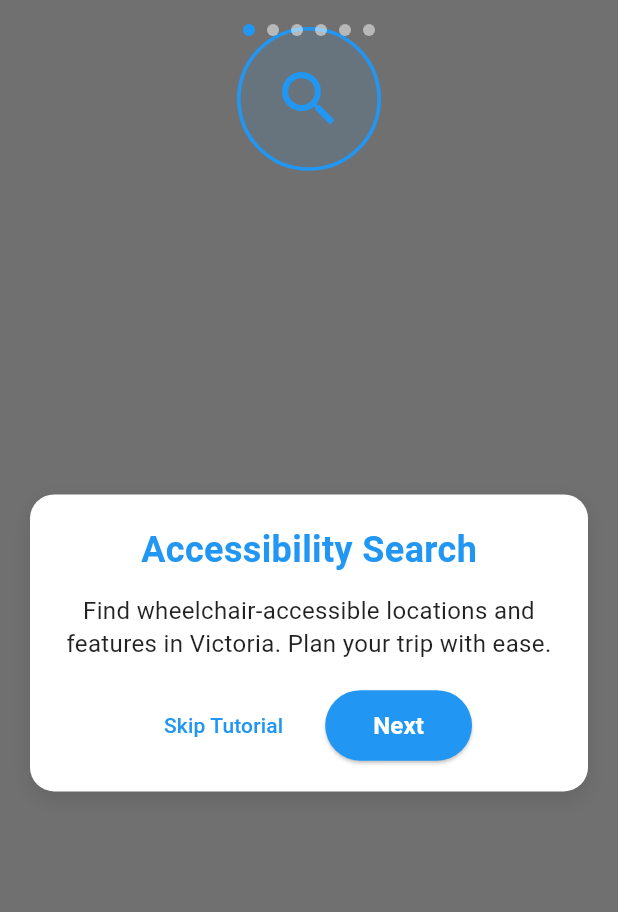
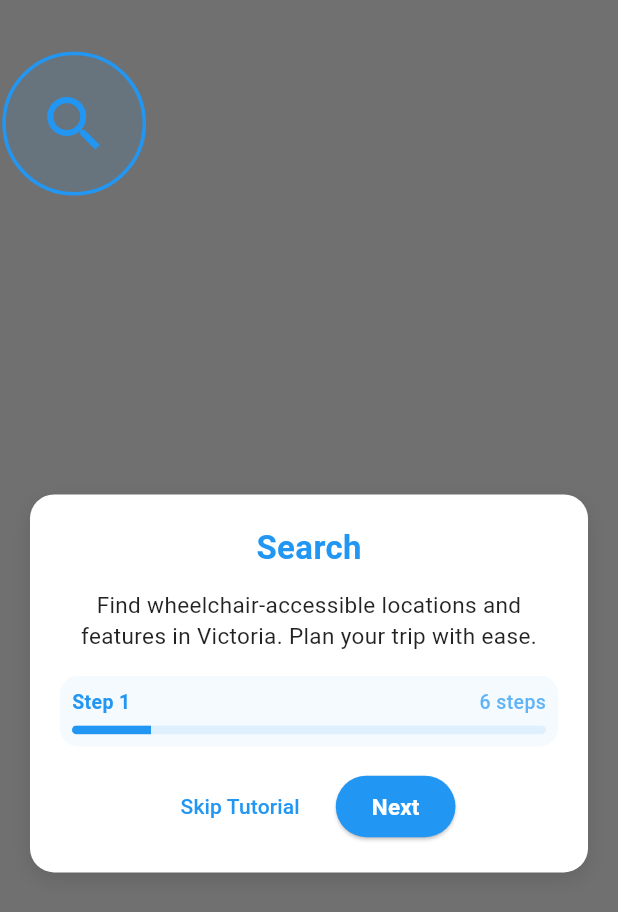
Before and after one commit to CherianK/mobility_mate, a Flutter app: the TutorialOverlay widget shown alone on an empty page, opened directly with empty values, on a phone screen of 412 x 824 dp. Shown: the top 912 px of the screen. Run offline on Flutter 3.47's test engine with Material 3 defaults, Android fonts, the phone set to English and light mode, and no system bars; our stand-ins replace cached_network_image, confetti, geolocator, google_fonts, image_picker, share_plus and 1 more; missing offline and left inert: mapbox_maps_flutter; accounts and stored records are empty; network calls fail; statements that could not run were skipped.

Commit message:
Fixed defects of tutorial

```diff
--- a/lib/widgets/tutorial_overlay.dart
+++ b/lib/widgets/tutorial_overlay.dart
@@ -1,5 +1,7 @@
 import 'package:flutter/material.dart';
 import 'package:shared_preferences/shared_preferences.dart';
+import 'package:confetti/confetti.dart';
+import 'dart:math';
 
 class TutorialOverlay extends StatefulWidget {
   final Widget child;
@@ -13,7 +15,6 @@ class TutorialOverlay extends StatefulWidget {
     final prefs = await SharedPreferences.getInstance();
     await prefs.setBool('has_shown_tutorial', false);
     print('TutorialOverlay: Tutorial state reset');
-
   }
 
   @override
@@ -22,28 +23,43 @@ class TutorialOverlay extends StatefulWidget {
 
 class _TutorialOverlayState extends State<TutorialOverlay> with SingleTickerProviderStateMixin {
   bool _showTutorial = true;
+  bool _showConfetti = false;
   int _currentStep = 0;
+  bool _dontShowAgain = false;
   late AnimationController _pulseController;
   late Animation<double> _pulseAnimation;
+  late ConfettiController _confettiController;
 
   final List<TutorialStep> _steps = [
     TutorialStep(
-      title: 'Accessibility Search',
+      title: 'Search',
       description: 'Find wheelchair-accessible locations and features in Victoria. Plan your trip with ease.',
-      position: const Offset(0.5, 0.08),
+      position: const Offset(0.12, 0.10),
       radius: 40,
       icon: Icons.search,
     ),
     TutorialStep(
       title: 'Home',
-
-      description: 'Explore accessible locations and features around you. View wheelchair ramps, accessible entrances, and other accessibility features.',
-      position: const Offset(0.17, 0.95),
+      description: 'Explore accessible locations and features around you.',
+      position: const Offset(0.17, 0.90),
       radius: 30,
       icon: Icons.home,
     ),
     TutorialStep(
-
+      title: 'Vote',
+      description: 'Vote to help improve information for the community. Your input makes a difference!',
+      position: const Offset(0.5, 0.90),
+      radius: 30,
+      icon: Icons.thumbs_up_down,
+    ),
+    TutorialStep(
+      title: 'Events',
+      description: 'Discover accessible events. Be part of the community and stay informed.',
+      position: const Offset(0.83, 0.90),
+      radius: 30,
+      icon: Icons.event,
+    ),
+    TutorialStep(
       title: 'Tap the Markers',
       description: 'Tap one of the below markers on the map to see detailed accessibility information.',
       position: const Offset(0.5, 0.5),
@@ -55,20 +71,6 @@ class _TutorialOverlayState extends State<TutorialOverlay> with SingleTickerProv
         Icons.tram,
         Icons.local_hospital,
       ],
-    ),
-    TutorialStep(
-      title: 'Vote',
-      description: 'Vote on accessibility features to help improve information for the community. Your input makes a difference!',
-      position: const Offset(0.5, 0.95),
-      radius: 30,
-      icon: Icons.thumbs_up_down,
-    ),
-    TutorialStep(
-      title: 'Events',
-      description: 'Discover inclusive events and activities. Join the accessibility community and stay informed.',
-      position: const Offset(0.83, 0.95),
-      radius: 30,
-      icon: Icons.event,
     ),
     TutorialStep(
       title: 'Contribute & Share',
@@ -84,9 +86,24 @@ class _TutorialOverlayState extends State<TutorialOverlay> with SingleTickerProv
     ),
   ];
 
+  Future<void> _checkTutorialPreference() async {
+    try {
+      final prefs = await SharedPreferences.getInstance();
+      final dontShowAgain = prefs.getBool('dont_show_tutorial_again') ?? false;
+      if (dontShowAgain) {
+        setState(() {
+          _showTutorial = false;
+        });
+      }
+    } catch (e) {
+      // Handle error silently
+    }
+  }
+
   @override
   void initState() {
     super.initState();
+    _checkTutorialPreference();
 
     _pulseController = AnimationController(
       duration: const Duration(seconds: 2),
@@ -100,11 +117,14 @@ class _TutorialOverlayState extends State<TutorialOverlay> with SingleTickerProv
       parent: _pulseController,
       curve: Curves.easeInOut,
     ));
+
+    _confettiController = ConfettiController(duration: const Duration(seconds: 3));
   }
 
   @override
   void dispose() {
     _pulseController.dispose();
+    _confettiController.dispose();
     super.dispose();
   }
 
@@ -112,6 +132,9 @@ class _TutorialOverlayState extends State<TutorialOverlay> with SingleTickerProv
     try {
       final prefs = await SharedPreferences.getInstance();
       await prefs.setBool('has_shown_tutorial', true);
+      if (_dontShowAgain) {
+        await prefs.setBool('dont_show_tutorial_again', true);
+      }
     } catch (e) {
       // Handle error silently
     }
@@ -125,8 +148,27 @@ class _TutorialOverlayState extends State<TutorialOverlay> with SingleTickerProv
     } else {
       setState(() {
         _showTutorial = false;
+        _showConfetti = true;
       });
+      _confettiController.play();
       _markTutorialAsShown();
+
+      // Hide confetti after animation completes
+      Future.delayed(const Duration(seconds: 3), () {
+        if (mounted) {
+          setState(() {
+            _showConfetti = false;
+          });
+        }
+      });
+    }
+  }
+
+  void _previousStep() {
+    if (_currentStep > 0) {
+      setState(() {
+        _currentStep--;
+      });
     }
   }
 
@@ -191,6 +233,7 @@ class _TutorialOverlayState extends State<TutorialOverlay> with SingleTickerProv
                   left: 20,
                   right: 20,
                   top: MediaQuery.of(context).size.height * 0.4,
+                  child: SingleChildScrollView(
                     child: Container(
                       padding: const EdgeInsets.all(20),
                       decoration: BoxDecoration(
@@ -210,7 +253,7 @@ class _TutorialOverlayState extends State<TutorialOverlay> with SingleTickerProv
                           Text(
                             _steps[_currentStep].title,
                             style: const TextStyle(
-                            fontSize: 24,
+                              fontSize: 22,
                               fontWeight: FontWeight.bold,
                               color: Colors.blue,
                             ),
@@ -220,42 +263,119 @@ class _TutorialOverlayState extends State<TutorialOverlay> with SingleTickerProv
                             _steps[_currentStep].description,
                             textAlign: TextAlign.center,
                             style: const TextStyle(
-                            fontSize: 16,
+                              fontSize: 15,
                               color: Colors.black87,
                               height: 1.4,
                             ),
                           ),
                           if (_steps[_currentStep].additionalIcons != null) ...[
-                          const SizedBox(height: 20),
-                          Row(
-                            mainAxisAlignment: MainAxisAlignment.center,
+                            const SizedBox(height: 16),
+                            Wrap(
+                              alignment: WrapAlignment.center,
+                              spacing: 16,
                               children: _steps[_currentStep].additionalIcons!.map((icon) {
-                              return Padding(
-                                padding: const EdgeInsets.symmetric(horizontal: 12),
-                                child: Icon(
+                                return Icon(
                                   icon,
                                   color: Colors.blue,
-                                  size: 32,
-                                ),
+                                  size: 28,
                                 );
                               }).toList(),
                             ),
                           ],
-                        const SizedBox(height: 20),
+                          const SizedBox(height: 16),
+                          // Progress bar and step counter
+                          Container(
+                            padding: const EdgeInsets.symmetric(horizontal: 8, vertical: 8),
+                            decoration: BoxDecoration(
+                              color: Colors.blue.withOpacity(0.05),
+                              borderRadius: BorderRadius.circular(12),
+                            ),
+                            child: Column(
+                              children: [
+                                Row(
+                                  mainAxisAlignment: MainAxisAlignment.spaceBetween,
+                                  children: [
+                                    Text(
+                                      'Step ${_currentStep + 1}',
+                                      style: const TextStyle(
+                                        color: Colors.blue,
+                                        fontSize: 13,
+                                        fontWeight: FontWeight.w600,
+                                      ),
+                                    ),
+                                    Text(
+                                      '${_steps.length} steps',
+                                      style: TextStyle(
+                                        color: Colors.blue.withOpacity(0.7),
+                                        fontSize: 13,
+                                        fontWeight: FontWeight.w500,
+                                      ),
+                                    ),
+                                  ],
+                                ),
+                                const SizedBox(height: 6),
+                                ClipRRect(
+                                  borderRadius: BorderRadius.circular(6),
+                                  child: LinearProgressIndicator(
+                                    value: (_currentStep + 1) / _steps.length,
+                                    backgroundColor: Colors.blue.withOpacity(0.1),
+                                    valueColor: const AlwaysStoppedAnimation<Color>(Colors.blue),
+                                    minHeight: 6,
+                                  ),
+                                ),
+                              ],
+                            ),
+                          ),
+                          const SizedBox(height: 16),
+                          if (_currentStep == _steps.length - 1) ...[
                             Row(
                               mainAxisAlignment: MainAxisAlignment.center,
                               children: [
+                                Checkbox(
+                                  value: _dontShowAgain,
+                                  onChanged: (value) {
+                                    setState(() {
+                                      _dontShowAgain = value ?? false;
+                                    });
+                                  },
+                                  activeColor: Colors.blue,
+                                ),
+                                const Text(
+                                  'Don\'t show this again',
+                                  style: TextStyle(
+                                    color: Colors.black87,
+                                    fontSize: 13,
+                                  ),
+                                ),
+                              ],
+                            ),
+                            const SizedBox(height: 16),
+                          ],
+                          Row(
+                            mainAxisAlignment: MainAxisAlignment.center,
+                            children: [
+                              if (_currentStep < _steps.length - 1)
                                 TextButton(
                                   onPressed: _skipTutorial,
                                   child: const Text('Skip Tutorial'),
                                 ),
-                            const SizedBox(width: 16),
+                              if (_currentStep < _steps.length - 1)
+                                const SizedBox(width: 12),
+                              if (_currentStep > 0)
+                                Padding(
+                                  padding: const EdgeInsets.only(right: 12),
+                                  child: IconButton(
+                                    onPressed: _previousStep,
+                                    icon: const Icon(Icons.arrow_back),
+                                    color: Colors.blue,
+                                  ),
+                                ),
                               ElevatedButton(
                                 onPressed: _nextStep,
                                 style: ElevatedButton.styleFrom(
                                   backgroundColor: Colors.blue,
                                   foregroundColor: Colors.white,
-                                padding: const EdgeInsets.symmetric(horizontal: 32, vertical: 12),
+                                  padding: const EdgeInsets.symmetric(horizontal: 24, vertical: 10),
                                   shape: RoundedRectangleBorder(
                                     borderRadius: BorderRadius.circular(30),
                                   ),
@@ -263,7 +383,7 @@ class _TutorialOverlayState extends State<TutorialOverlay> with SingleTickerProv
                                 child: Text(
                                   _currentStep < _steps.length - 1 ? 'Next' : 'Got it!',
                                   style: const TextStyle(
-                                  fontSize: 16,
+                                    fontSize: 15,
                                     fontWeight: FontWeight.bold,
                                   ),
                                 ),
@@ -274,27 +394,33 @@ class _TutorialOverlayState extends State<TutorialOverlay> with SingleTickerProv
                       ),
                     ),
                   ),
-                // Progress indicators
-                Positioned(
-                  top: 16,
-                  left: 0,
-                  right: 0,
-                  child: Row(
-                    mainAxisAlignment: MainAxisAlignment.center,
-                    children: List.generate(
-                      _steps.length,
-                      (index) => Container(
-                        width: 8,
-                        height: 8,
-                        margin: const EdgeInsets.symmetric(horizontal: 4),
-                        decoration: BoxDecoration(
-                          shape: BoxShape.circle,
-                          color: index == _currentStep ? Colors.blue : Colors.white.withOpacity(0.5),
+                ),
+              ],
             ),
           ),
-                    ),
-                  ),
-                ),
+        if (_showConfetti)
+          Align(
+            alignment: Alignment.topCenter,
+            child: ConfettiWidget(
+              confettiController: _confettiController,
+              blastDirection: pi / 2,
+              maxBlastForce: 5,
+              minBlastForce: 2,
+              emissionFrequency: 0.05,
+              numberOfParticles: 50,
+              gravity: 0.1,
+              shouldLoop: false,
+              colors: const [
+                Colors.blue,
+                Colors.red,
+                Colors.green,
+                Colors.yellow,
+                Colors.purple,
+                Colors.orange,
+                Colors.pink,
+                Colors.teal,
+                Colors.indigo,
+                Colors.amber,
               ],
             ),
           ),
--- a/pubspec.yaml
+++ b/pubspec.yaml
@@ -28,6 +28,7 @@ dependencies:
   image_picker: ^1.0.1
   google_fonts: ^6.1.0
   cached_network_image: ^3.3.1
+  confetti: ^0.8.0
 
 dev_dependencies:
   flutter_test:
```
Also changed, not shown: pubspec.lock, 1 other file. Lines whose indentation alone changed are shown as unchanged.
